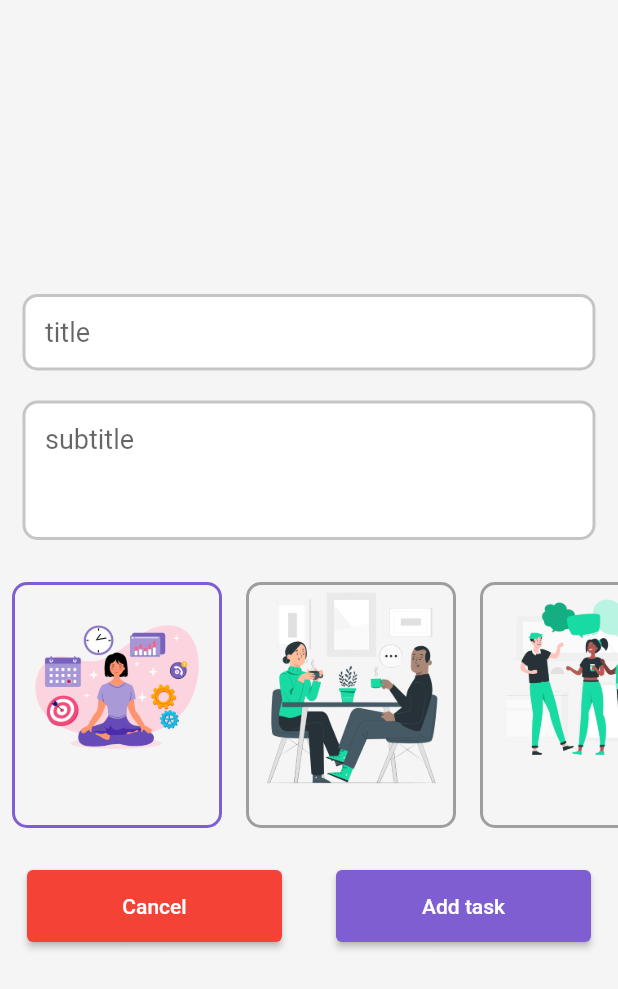
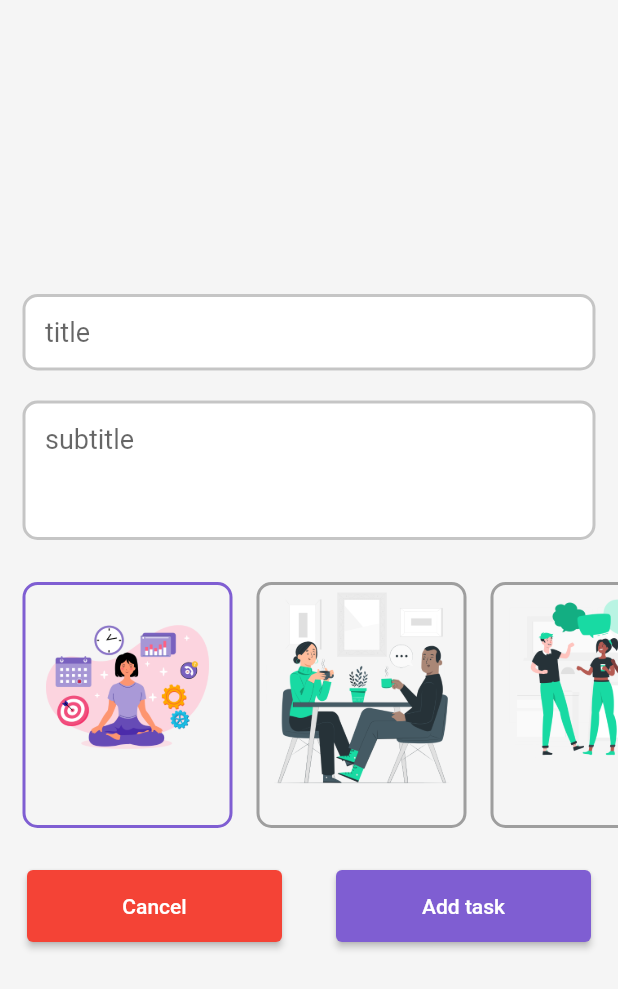
Before and after one commit to VikkiCat/Flutter_TODO_App, a Flutter app: the Edit_Screen screen opened directly with empty values, on a phone screen of 412 x 824 dp. Shown: the top 989 px of the screen. Run offline on Flutter 3.47's test engine with Material 2 defaults, Android fonts, the phone set to English and light mode, and no system bars; our stand-ins replace cloud_firestore, firebase_auth, firebase_core; accounts and stored records are empty.

Commit message:
Edit task screen fixed

```diff
--- a/lib/main.dart
+++ b/lib/main.dart
@@ -21,7 +21,7 @@ class MyApp extends StatelessWidget {
   Widget build(BuildContext context) {
     return const MaterialApp(
       debugShowCheckedModeBanner: false,
-      home: Add_Screen(),
+      home: Home_Screen(),
     );
   }
 }
--- a/lib/screen/edit_task.dart
+++ b/lib/screen/edit_task.dart
@@ -82,7 +82,7 @@ class _Edit_ScreenState extends State<Edit_Screen> {
     return Container(
       height: 180,
       child: ListView.builder(
-        itemCount: 6,
+        itemCount: 4,
         scrollDirection: Axis.horizontal,
         itemBuilder: (context, index) {
           return GestureDetector(
@@ -91,6 +91,8 @@ class _Edit_ScreenState extends State<Edit_Screen> {
                 indexx = index;
               });
             },
+            child: Padding(
+              padding: EdgeInsets.only(left: index == 0 ? 7 : 0),
               child: Container(
                 decoration: BoxDecoration(
                   borderRadius: BorderRadius.circular(10),
@@ -105,6 +107,7 @@ class _Edit_ScreenState extends State<Edit_Screen> {
                   children: [
                     Image.asset('images/${index}.png'),
                   ],
+                ),
               ),
             ),
           );
```
Lines whose indentation alone changed are shown as unchanged.
